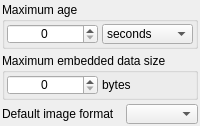
The window that src/plugins/xhtmlim/xhtmloptions2.ui (xnamed/vacuum-im) describes before a commit, drawn with Qt 5.
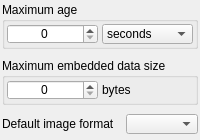
The same window after the commit.

Diff of the .ui file:
```diff
--- a/src/plugins/xhtmlim/xhtmloptions2.ui
+++ b/src/plugins/xhtmlim/xhtmloptions2.ui
@@ -7,7 +7,7 @@
     <x>0</x>
     <y>0</y>
     <width>173</width>
-    <height>122</height>
+    <height>132</height>
    </rect>
   </property>
   <property name="sizePolicy">
@@ -21,7 +21,7 @@
   </property>
   <layout class="QVBoxLayout" name="verticalLayout">
    <property name="spacing">
-    <number>4</number>
+    <number>9</number>
    </property>
    <property name="leftMargin">
     <number>2</number>
@@ -33,7 +33,7 @@
     <number>2</number>
    </property>
    <property name="bottomMargin">
-    <number>2</number>
+    <number>6</number>
    </property>
    <item>
     <widget class="QGroupBox" name="groupBox">
```
